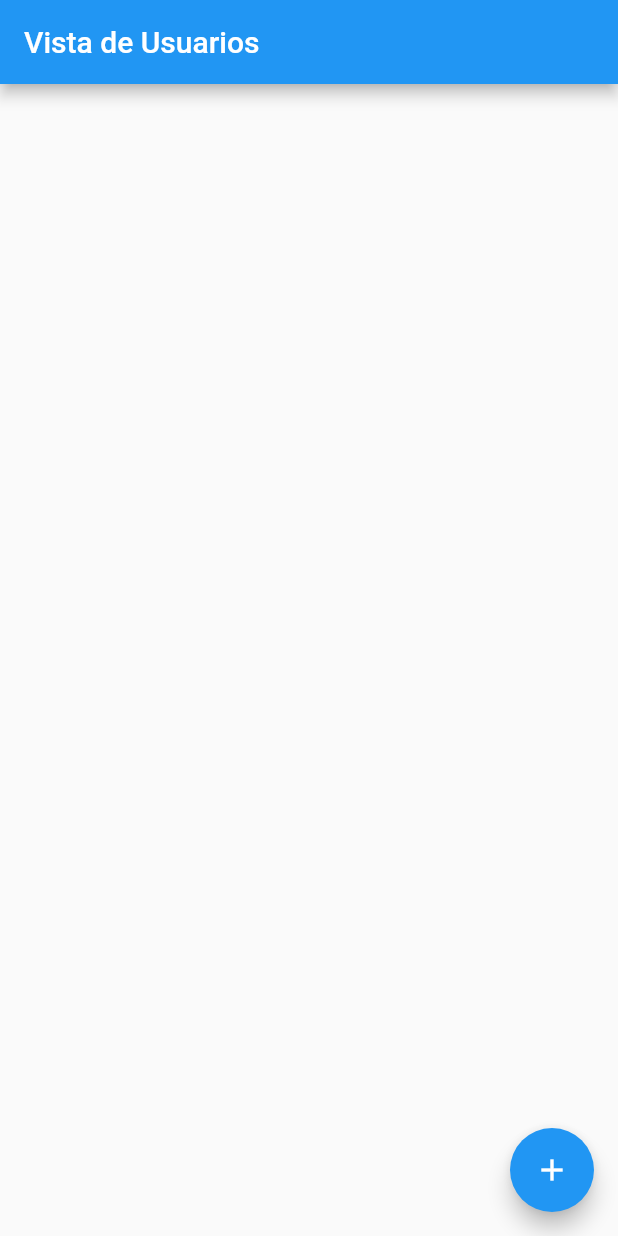
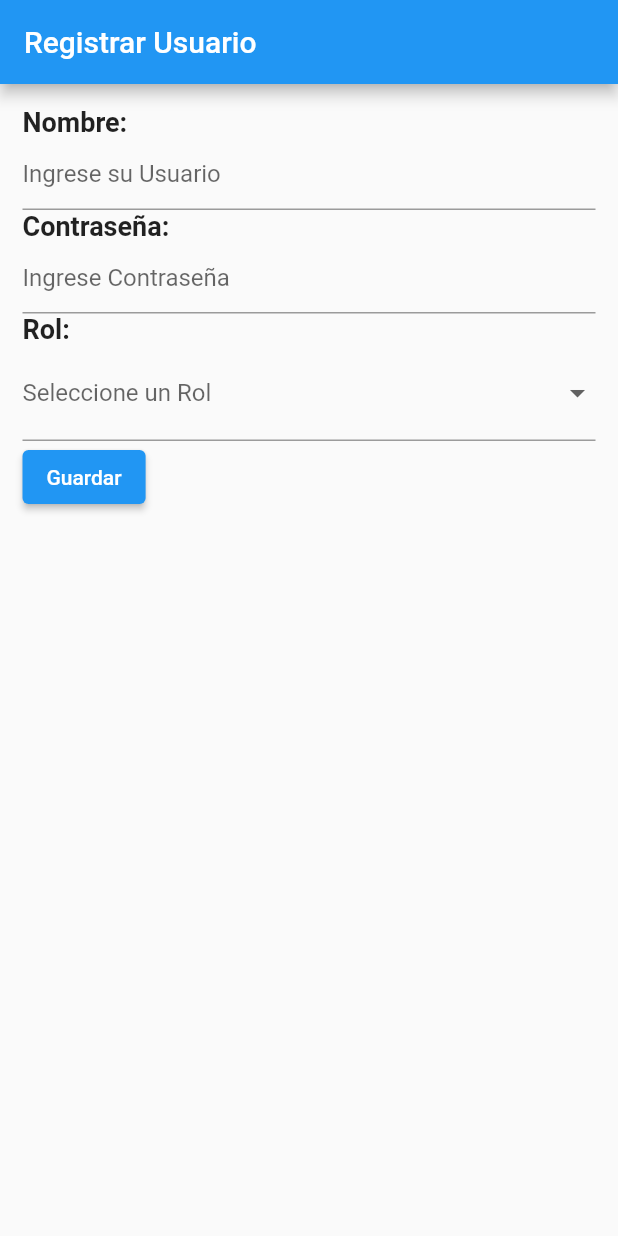
Before and after one commit to victorAbastoflor/flutter_application_3, a Flutter app: the screen it shows after launch, on a phone screen of 412 x 824 dp. Run offline on Flutter 3.47's test engine with Material 2 defaults, Android fonts, the phone set to English and light mode, and no system bars; our stand-ins replace cloud_firestore, firebase_core; accounts and stored records are empty.

Commit message:
algunas modificaciones para el registro de un usuario

```diff
--- a/lib/main.dart
+++ b/lib/main.dart
@@ -1,12 +1,14 @@
 import 'package:flutter/material.dart';
 //importaciones de firebase
 import 'package:firebase_core/firebase_core.dart';
+import 'package:flutter_application_3/pages/add_user_page_client.dart';
 import 'package:flutter_application_3/pages/edit_user_page.dart';
 import 'firebase_options.dart';
 
 //pages
 import 'pages/add_user_page.dart';
 import 'pages/home_page.dart';
+import 'package:flutter_application_3/pages/register_user.dart';
 //import 'pages/edit_user_page.dart';
 
 void main() async {
@@ -26,8 +28,10 @@ class MyApp extends StatelessWidget {
       title: 'Material App',
       initialRoute: '/',
       routes: {
-        '/': (context) => const Home(),
+        '/': (context) => RegisterUser(),
+        '/menu': (context) => const Home(),
         '/add': (context) => const AddUserPage(),
+        '/addclient': (context) => const AddUserPageclient(),
         '/edit': (context) => const EditUserPage(),
       },
     );
--- /dev/null
+++ b/lib/pages/register_user.dart
@@ -0,0 +1,112 @@
+import 'package:flutter/material.dart';
+import 'package:flutter_application_3/services/firebase_service.dart';
+
+class RegisterUser extends StatefulWidget {
+  @override
+  _RegisterUserState createState() => _RegisterUserState();
+}
+
+class _RegisterUserState extends State<RegisterUser> {
+  // Controladores para guardar datos
+  TextEditingController userName = TextEditingController(text: "");
+  TextEditingController password = TextEditingController(text: "");
+  String? selectedRole;
+
+  @override
+  Widget build(BuildContext context) {
+    return Scaffold(
+      appBar: AppBar(
+        title: const Text('Registrar Usuario'),
+      ),
+      body: Padding(
+        padding: const EdgeInsets.all(15.0),
+        child: Column(
+          crossAxisAlignment: CrossAxisAlignment.start,
+          children: [
+            const Text(
+              'Nombre:',
+              style: TextStyle(
+                fontSize: 18,
+                fontWeight: FontWeight.bold,
+              ),
+            ),
+            TextField(
+              controller: userName,
+              decoration: const InputDecoration(
+                hintText: 'Ingrese su Usuario',
+              ),
+            ),
+            const Text(
+              'Contraseña:',
+              style: TextStyle(
+                fontSize: 18,
+                fontWeight: FontWeight.bold,
+              ),
+            ),
+            TextField(
+              controller: password,
+              decoration: const InputDecoration(
+                hintText: 'Ingrese Contraseña',
+              ),
+              obscureText:
+                  true, // Esto ocultará la contraseña mientras se escribe
+            ),
+            const Text(
+              'Rol:',
+              style: TextStyle(
+                fontSize: 18,
+                fontWeight: FontWeight.bold,
+              ),
+            ),
+            DropdownButtonFormField<String>(
+              value: selectedRole,
+              onChanged: (value) {
+                setState(() {
+                  selectedRole = value;
+                });
+              },
+              items: ['Cliente', 'Dueño'].map((role) {
+                return DropdownMenuItem<String>(
+                  value: role,
+                  child: Text(role),
+                );
+              }).toList(),
+              decoration: InputDecoration(labelText: 'Seleccione un Rol'),
+            ),
+            ElevatedButton(
+              onPressed: () async {
+                if (selectedRole != null) {
+                  if (selectedRole == 'Cliente') {
+                    await addUser(
+                      userName.text,
+                      password.text,
+                      selectedRole!,
+                    ).then((_) {
+                      Navigator.pushNamed(context, '/addclient');
+                    });
+                  } else if (selectedRole == 'Dueño') {
+                    await addUser(
+                      userName.text,
+                      password.text,
+                      selectedRole!,
+                    ).then((_) {
+                      Navigator.pushNamed(context, '/adddueño');
+                    });
+                  }
+                } else {
+                  // Muestra un mensaje de error si no se ha seleccionado un rol
+                  ScaffoldMessenger.of(context).showSnackBar(
+                    SnackBar(
+                      content: Text('Por favor, seleccione un rol.'),
+                    ),
+                  );
+                }
+              },
+              child: const Text('Guardar'),
+            ),
+          ],
+        ),
+      ),
+    );
+  }
+}
--- a/lib/services/firebase_service.dart
+++ b/lib/services/firebase_service.dart
@@ -21,6 +21,15 @@ Future<List> getPersona() async {
     person.add(persona);
   });
   return person;
+}
+
+// Guardar un user y contraseña en base de datos
+Future<void> addUser(String username, String password, String role) async {
+  await db.collection("Usuario").add({
+    "Usuario": username,
+    "Contrasenia": password,
+    "tipoRol": role,
+  });
 }
 
 // Guardar un user en base de datos
```
Also changed, not shown: lib/pages/add_user_page_client.dart (added, +147 -0 lines), 1 other file.
